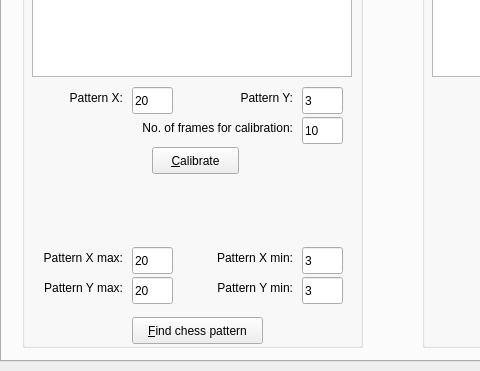
Above: mrVision/src/mrVision/gui/mainGUI.ui from NorthernStars/MR-Vision before the change; both pictures show x 0 to 480 and y 229 to 600 of the 800 by 600 pixel window. Below: the same form after it.
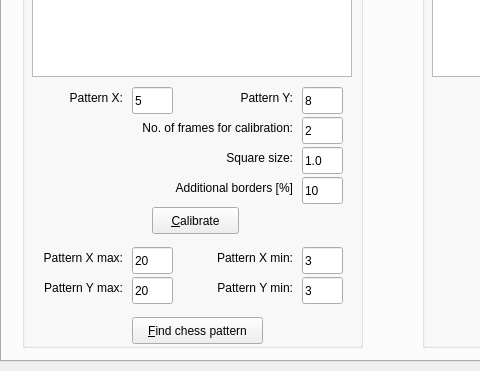
That is the form after the change. The open tabs and pages were chosen to show the change.

Diff of the .ui file:
```diff
--- a/mrVision/src/mrVision/gui/mainGUI.ui
+++ b/mrVision/src/mrVision/gui/mainGUI.ui
@@ -182,7 +182,7 @@
       <property name="geometry">
        <rect>
         <x>130</x>
-        <y>340</y>
+        <y>400</y>
         <width>87</width>
         <height>27</height>
        </rect>
@@ -356,7 +356,7 @@
        </rect>
       </property>
       <property name="text">
-       <string>3</string>
+       <string>8</string>
       </property>
      </widget>
      <widget class="QLineEdit" name="txtPatternX">
@@ -369,7 +369,7 @@
        </rect>
       </property>
       <property name="text">
-       <string>20</string>
+       <string>5</string>
       </property>
      </widget>
      <widget class="QLabel" name="lblPatternX">
@@ -398,7 +398,7 @@
        </rect>
       </property>
       <property name="text">
-       <string>10</string>
+       <string>2</string>
       </property>
      </widget>
      <widget class="QLabel" name="lblCalibrationFrames">
@@ -417,6 +417,64 @@
        <set>Qt::AlignRight|Qt::AlignTrailing|Qt::AlignVCenter</set>
       </property>
      </widget>
+     <widget class="QLabel" name="lblCalibrationSquareSize">
+      <property name="geometry">
+       <rect>
+        <x>20</x>
+        <y>340</y>
+        <width>251</width>
+        <height>21</height>
+       </rect>
+      </property>
+      <property name="text">
+       <string>Square size:</string>
+      </property>
+      <property name="alignment">
+       <set>Qt::AlignRight|Qt::AlignTrailing|Qt::AlignVCenter</set>
+      </property>
+     </widget>
+     <widget class="QLineEdit" name="txtCalibrationSquareSize">
+      <property name="geometry">
+       <rect>
+        <x>280</x>
+        <y>340</y>
+        <width>41</width>
+        <height>27</height>
+       </rect>
+      </property>
+      <property name="text">
+       <string>1.0</string>
+      </property>
+     </widget>
+     <widget class="QLineEdit" name="txtCalibrationBorders">
+      <property name="geometry">
+       <rect>
+        <x>280</x>
+        <y>370</y>
+        <width>41</width>
+        <height>27</height>
+       </rect>
+      </property>
+      <property name="text">
+       <string>10</string>
+      </property>
+     </widget>
+     <widget class="QLabel" name="lblCalibrationBorders">
+      <property name="geometry">
+       <rect>
+        <x>20</x>
+        <y>370</y>
+        <width>251</width>
+        <height>21</height>
+       </rect>
+      </property>
+      <property name="text">
+       <string>Additional borders [%]</string>
+      </property>
+      <property name="alignment">
+       <set>Qt::AlignRight|Qt::AlignTrailing|Qt::AlignVCenter</set>
+      </property>
+     </widget>
     </widget>
     <widget class="QGroupBox" name="grbTransformation">
      <property name="geometry">
```
